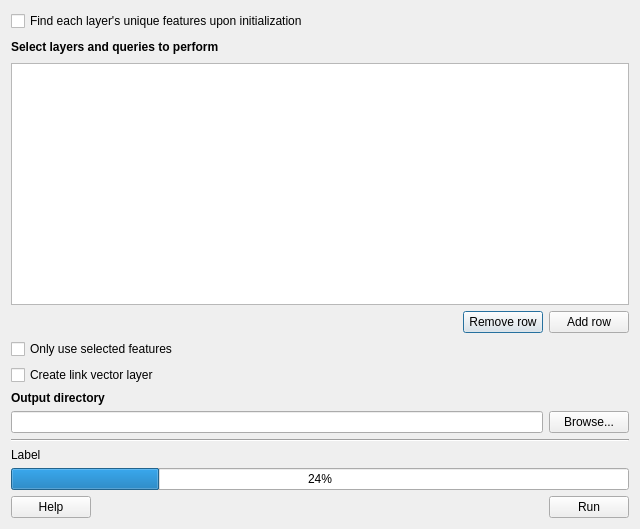
Above: conefor_dlg.ui from ricardogsilva/qgisconefor before the change. Below: the same form after it.
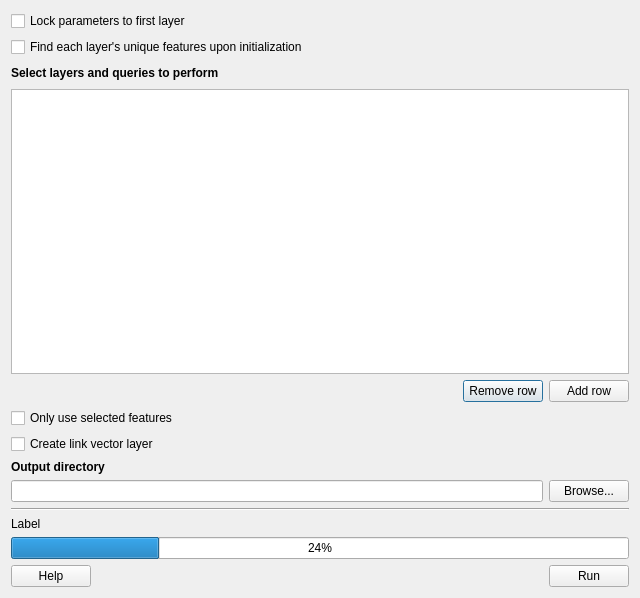
That is the form after the change.

The edit to the form file:
```diff
--- a/conefor_dlg.ui
+++ b/conefor_dlg.ui
@@ -7,7 +7,7 @@
     <x>0</x>
     <y>0</y>
     <width>640</width>
-    <height>529</height>
+    <height>598</height>
    </rect>
   </property>
   <property name="windowTitle">
@@ -15,13 +15,20 @@
   </property>
   <layout class="QGridLayout" name="gridLayout">
    <item row="0" column="0">
+    <widget class="QCheckBox" name="lock_layers_chb">
+     <property name="text">
+      <string>Lock parameters to first layer</string>
+     </property>
+    </widget>
+   </item>
+   <item row="1" column="0">
     <widget class="QCheckBox" name="unique_features_chb">
      <property name="text">
       <string>Find each layer's unique features upon initialization</string>
      </property>
     </widget>
    </item>
-   <item row="1" column="0">
+   <item row="2" column="0">
     <layout class="QHBoxLayout" name="horizontalLayout_3">
      <item>
       <widget class="QLabel" name="layers_la">
@@ -45,7 +52,7 @@
      </item>
     </layout>
    </item>
-   <item row="2" column="0">
+   <item row="3" column="0">
     <widget class="QTableView" name="tableView">
      <property name="editTriggers">
       <set>QAbstractItemView::AllEditTriggers</set>
@@ -70,7 +77,7 @@
      </attribute>
     </widget>
    </item>
-   <item row="3" column="0">
+   <item row="4" column="0">
     <layout class="QHBoxLayout" name="horizontalLayout_4">
      <item>
       <spacer name="horizontalSpacer">
@@ -101,7 +108,7 @@
      </item>
     </layout>
    </item>
-   <item row="4" column="0">
+   <item row="5" column="0">
     <layout class="QHBoxLayout" name="horizontalLayout_6">
      <item>
       <widget class="QCheckBox" name="use_selected_features_chb">
@@ -125,7 +132,7 @@
      </item>
     </layout>
    </item>
-   <item row="5" column="0">
+   <item row="6" column="0">
     <layout class="QHBoxLayout" name="horizontalLayout">
      <item>
       <widget class="QCheckBox" name="create_distances_files_chb">
@@ -149,7 +156,7 @@
      </item>
     </layout>
    </item>
-   <item row="6" column="0">
+   <item row="7" column="0">
     <widget class="QLabel" name="output_la">
      <property name="text">
       <string>&lt;html&gt;&lt;head/&gt;&lt;body&gt;&lt;p&gt;&lt;span style=&quot; font-weight:600;&quot;&gt;Output directory&lt;/span&gt;&lt;/p&gt;&lt;/body&gt;&lt;/html&gt;</string>
@@ -159,7 +166,7 @@
      </property>
     </widget>
    </item>
-   <item row="7" column="0">
+   <item row="8" column="0">
     <layout class="QHBoxLayout" name="horizontalLayout_2">
      <item>
       <widget class="QLineEdit" name="output_dir_le"/>
@@ -173,14 +180,14 @@
      </item>
     </layout>
    </item>
-   <item row="8" column="0">
+   <item row="9" column="0">
     <widget class="Line" name="line">
      <property name="orientation">
       <enum>Qt::Horizontal</enum>
      </property>
     </widget>
    </item>
-   <item row="9" column="0">
+   <item row="10" column="0">
     <widget class="QLabel" name="progress_la">
      <property name="sizePolicy">
       <sizepolicy hsizetype="Expanding" vsizetype="Preferred">
@@ -193,14 +200,14 @@
      </property>
     </widget>
    </item>
-   <item row="10" column="0">
+   <item row="11" column="0">
     <widget class="QProgressBar" name="progressBar">
      <property name="value">
       <number>24</number>
      </property>
     </widget>
    </item>
-   <item row="11" column="0">
+   <item row="12" column="0">
     <layout class="QHBoxLayout" name="horizontalLayout_5">
      <item>
       <widget class="QPushButton" name="help_btn">
```
